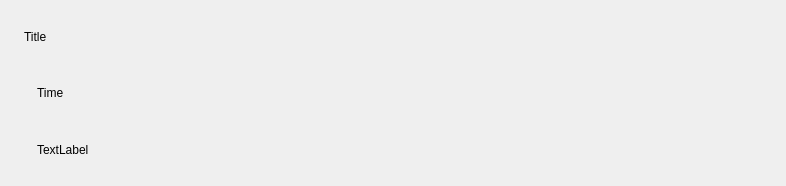
Above: Film Catalog/ui/CatalogDisplayItem.ui from hOst1k-Top/Film-Catalog before the change. Below: the same form after it.
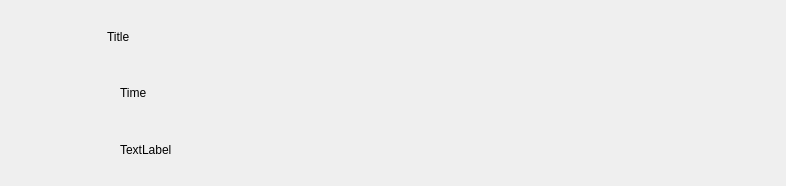
That is the form after the change. Icons and pictures are not drawn.

Diff of the .ui file:
```diff
--- a/Film Catalog/ui/CatalogDisplayItem.ui
+++ b/Film Catalog/ui/CatalogDisplayItem.ui
@@ -22,6 +22,12 @@
        <verstretch>0</verstretch>
       </sizepolicy>
      </property>
+     <property name="minimumSize">
+      <size>
+       <width>90</width>
+       <height>150</height>
+      </size>
+     </property>
      <property name="text">
       <string/>
      </property>
```
